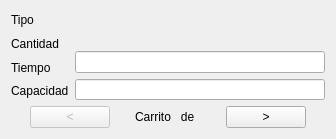
The window that ventanacarritos.ui (DavidCrgh/Tarea_Programa_Estructuras_1) describes before a commit, drawn with Qt 5.
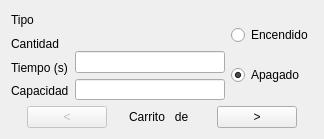
The same window after the commit. Icons and pictures are not drawn.

```diff
--- a/ventanacarritos.ui
+++ b/ventanacarritos.ui
@@ -6,19 +6,19 @@
    <rect>
     <x>0</x>
     <y>0</y>
-    <width>336</width>
+    <width>324</width>
     <height>139</height>
    </rect>
   </property>
   <property name="minimumSize">
    <size>
-    <width>336</width>
+    <width>324</width>
     <height>139</height>
    </size>
   </property>
   <property name="maximumSize">
    <size>
-    <width>336</width>
+    <width>324</width>
     <height>139</height>
    </size>
   </property>
@@ -29,7 +29,7 @@
    <iconset resource="imagenes.qrc">
     <normaloff>:/imagenes/Imagenes/iconoCarritoS.png</normaloff>:/imagenes/Imagenes/iconoCarritoS.png</iconset>
   </property>
-  <layout class="QVBoxLayout" name="verticalLayout_3">
+  <layout class="QVBoxLayout" name="verticalLayout_4">
    <item>
     <layout class="QHBoxLayout" name="horizontalLayout_2">
      <item>
@@ -51,7 +51,7 @@
        <item>
         <widget class="QLabel" name="tiempo">
          <property name="text">
-          <string>Tiempo</string>
+          <string>Tiempo (s)</string>
          </property>
         </widget>
        </item>
@@ -94,6 +94,27 @@
        </item>
       </layout>
      </item>
+     <item>
+      <layout class="QVBoxLayout" name="verticalLayout_3">
+       <item>
+        <widget class="QRadioButton" name="encendido">
+         <property name="text">
+          <string>Encendido</string>
+         </property>
+        </widget>
+       </item>
+       <item>
+        <widget class="QRadioButton" name="apagado">
+         <property name="text">
+          <string>Apagado</string>
+         </property>
+         <property name="checked">
+          <bool>true</bool>
+         </property>
+        </widget>
+       </item>
+      </layout>
+     </item>
     </layout>
    </item>
    <item>
```
